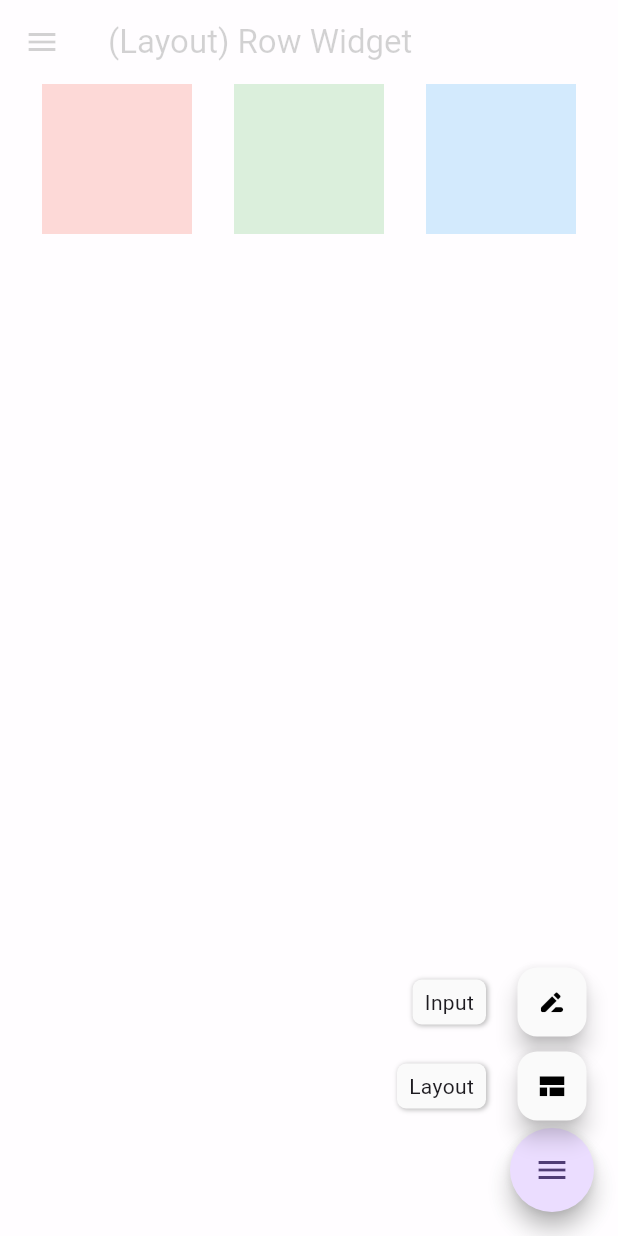
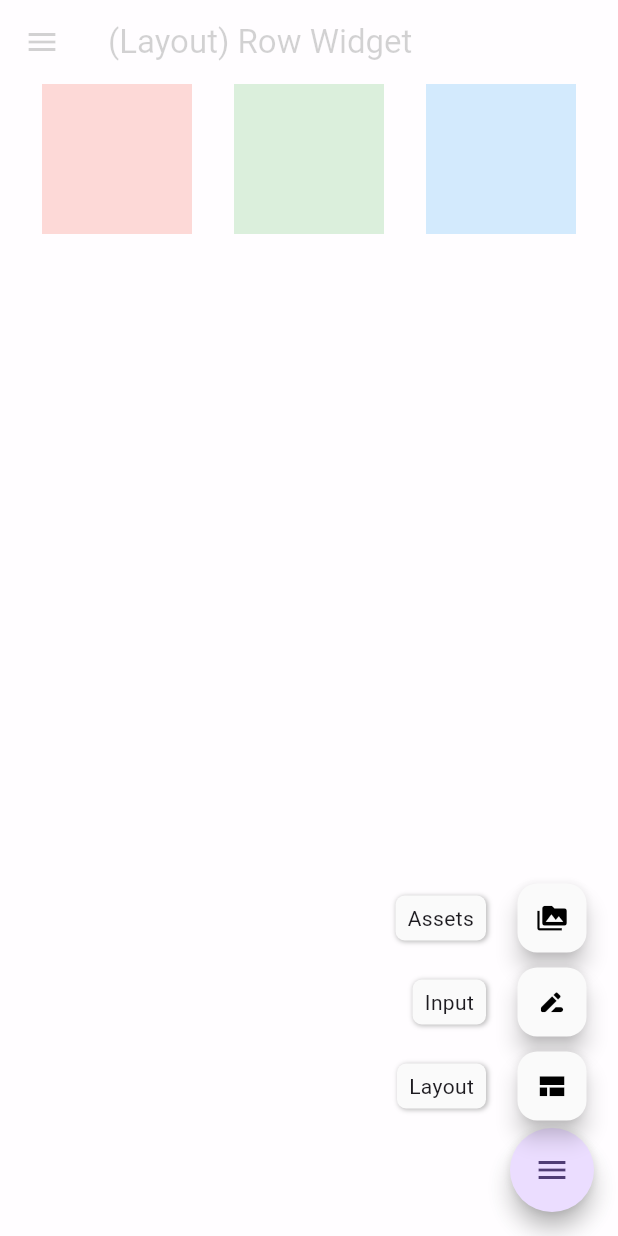
Before and after one commit to jh4843/devitworld-flutter-basic, a Flutter app: the screen it shows after launch, after a tap on the "menu" icon, on a phone screen of 412 x 824 dp. Run offline on Flutter 3.47's test engine with Material 3 defaults, Android fonts, the phone set to English and light mode, and no system bars; drawn by our look-alikes of flutter_speed_dial.

Commit message:
update assets
update assets

```diff
--- /dev/null
+++ b/_2_widgets_basic/lib/src/assets/index.dart
@@ -0,0 +1,3 @@
+export './views/font_view.dart';
+export './views/icon_view.dart';
+export './views/image_view.dart';
--- /dev/null
+++ b/_2_widgets_basic/lib/src/assets/views/image_view.dart
@@ -0,0 +1,32 @@
+import 'package:_2_widgets_basic/src/assets/asset_drawer.dart';
+import 'package:_2_widgets_basic/utils/route/route_floating_buttons.dart';
+import 'package:flutter/material.dart';
+
+class MyImagesView extends StatelessWidget {
+  const MyImagesView({super.key});
+
+  @override
+  Widget build(BuildContext context) {
+    return Scaffold(
+      appBar: AppBar(
+        title: const Text('Image Assets'),
+      ),
+      drawer: const AssetDrawer(),
+      body: Center(
+        child: Column(
+          mainAxisAlignment: MainAxisAlignment.center,
+          children: <Widget>[
+            Image.asset('assets/images/facebook.png', width: 50, height: 50),
+            const SizedBox(height: 20),
+            Image.asset('assets/images/flutter.png', width: 50, height: 50),
+            const SizedBox(height: 20),
+            Image.asset('assets/images/google.png', width: 50, height: 50),
+            const SizedBox(height: 20),
+            Image.asset('assets/images/instagram.png', width: 50, height: 50),
+          ],
+        ),
+      ),
+      floatingActionButton: const RouteFAB(),
+    );
+  }
+}
--- a/_2_widgets_basic/lib/utils/route/route_floating_buttons.dart
+++ b/_2_widgets_basic/lib/utils/route/route_floating_buttons.dart
@@ -19,6 +19,11 @@ class RouteFAB extends StatelessWidget {
           child: const Icon(Icons.drive_file_rename_outline_rounded),
           label: 'Input',
           onTap: () => Navigator.pushNamed(context, RoutePath.inputTextField),
+        ),
+        SpeedDialChild(
+          child: const Icon(Icons.perm_media),
+          label: 'Assets',
+          onTap: () => Navigator.pushNamed(context, RoutePath.assetFont),
         )
       ],
     );
--- a/_2_widgets_basic/lib/utils/route/route_path.dart
+++ b/_2_widgets_basic/lib/utils/route/route_path.dart
@@ -1,3 +1,4 @@
+import 'package:_2_widgets_basic/src/assets/index.dart';
 import 'package:_2_widgets_basic/src/inputs/index.dart';
 import 'package:_2_widgets_basic/src/layouts/index.dart';
 import 'package:flutter/material.dart';
@@ -25,6 +26,12 @@ abstract class RoutePath {
   static const String inputCombobox = '$input/combobox';
   static const String inputRadio = '$input/radio';
   static const String inputSlider = '$input/slider';
+
+  // assets
+  static const String asset = '/asset';
+  static const String assetFont = '$asset/font';
+  static const String assetIcon = '$asset/icon';
+  static const String assetImage = '$asset/image';
 
   static Route<dynamic>? onGenerateRoute(RouteSettings settings) {
     late final Widget page;
@@ -79,6 +86,15 @@ abstract class RoutePath {
       case RoutePath.inputSlider:
         page = const MySliderView();
         break;
+      case RoutePath.assetFont:
+        page = const MyFontsView();
+        break;
+      case RoutePath.assetIcon:
+        page = const MyIconsView();
+        break;
+      case RoutePath.assetImage:
+        page = const MyImagesView();
+        break;
       default:
         page = const Text("Page not found!");
         break;
```
Also changed, not shown: _2_widgets_basic/lib/src/assets/asset_drawer.dart (added, +41 -0 lines), _2_widgets_basic/lib/src/assets/views/font_view.dart (added, +48 -0 lines), _2_widgets_basic/lib/src/assets/views/icon_view.dart (added, +34 -0 lines), _2_widgets_basic/pubspec.yaml (+15 -8 lines), _2_widgets_basic/assets/fonts/roboto/Roboto-Bold.ttf (added), _2_widgets_basic/assets/fonts/roboto/Roboto-Italic.ttf (added), _2_widgets_basic/assets/fonts/roboto/Roboto-Regular.ttf (added), _2_widgets_basic/assets/images/facebook.png (added), _2_widgets_basic/assets/images/flutter.png (added), _2_widgets_basic/assets/images/google.png (added), _2_widgets_basic/assets/images/instagram.png (added), 4 other files.
